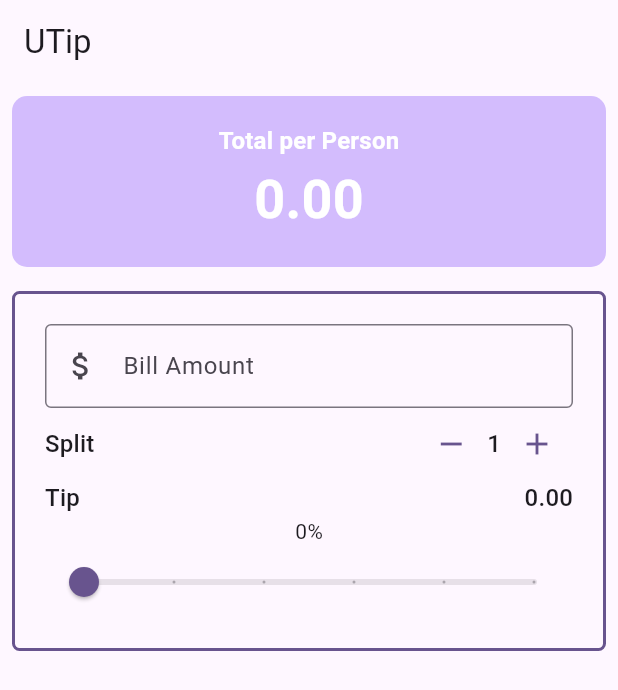
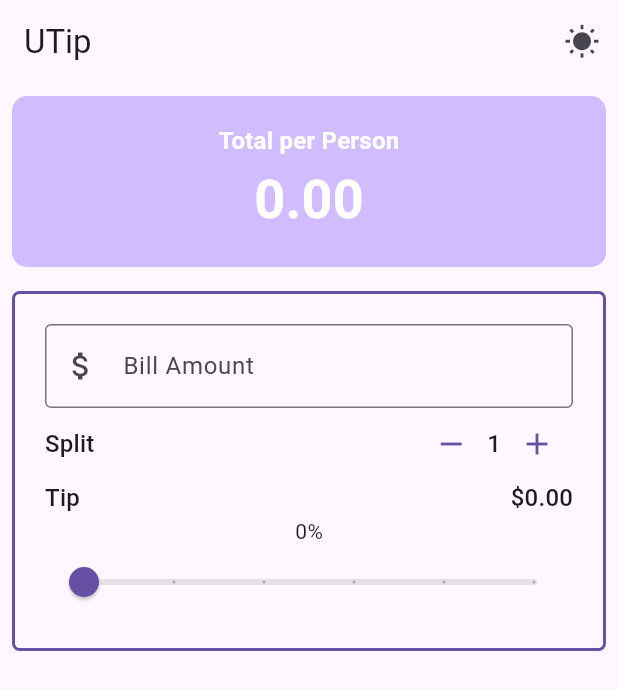
Before and after one commit to Tebogo3/utip, a Flutter app: the screen it shows after launch, on a phone screen of 412 x 824 dp. Shown: the top 690 px of the screen. Run offline on Flutter 3.47's test engine with Material 3 defaults, Android fonts, the phone set to English and light mode, and no system bars.

Commit message:
Providers

```diff
--- a/lib/main.dart
+++ b/lib/main.dart
@@ -1,27 +1,37 @@
 import 'package:flutter/material.dart';
+import 'package:provider/provider.dart';
+import 'package:utip/providers/ThemProvider.dart';
+import 'package:utip/providers/TipCalculatorModel.dart';
 import 'package:utip/widgets/bill_amount_field.dart';
 import 'package:utip/widgets/person_counter.dart';
 import 'package:utip/widgets/tip_row.dart';
 import 'package:utip/widgets/tip_slider.dart';
+import 'package:utip/widgets/toggle_theme_button.dart';
 import 'package:utip/widgets/total_per_person.dart';
 
 void main() {
-  runApp(const UIipApp());
+  runApp(
+    MultiProvider(providers: [
+      ChangeNotifierProvider(create: (context) => TipCalculatorModel()),
+      ChangeNotifierProvider(create: (context) => ThemeProvider())
+    ], child: const UIipApp()),
+  );
 }
 
 class UIipApp extends StatelessWidget {
   const UIipApp({super.key});
 
-  // This widget is the root of your application.
+  // This widget is the root of the application.
   @override
   Widget build(BuildContext context) {
-    print(context.widget);
+    final themeProvider = Provider.of<ThemeProvider>(context);
     return MaterialApp(
       title: 'UTip App',
-      theme: ThemeData(
-        colorScheme: ColorScheme.fromSeed(seedColor: Colors.deepPurple),
-        useMaterial3: true,
-      ),
+      theme: themeProvider.currentTheme,
+      // theme: ThemeData(
+      //   colorScheme: ColorScheme.fromSeed(seedColor: Colors.deepPurple),
+      //   useMaterial3: true,
+      // ),
       home: const UIip(),
     );
   }
@@ -37,57 +47,32 @@ class UIip extends StatefulWidget {
 }
 
 class _UIipState extends State<UIip> {
-  int _personCount = 1;
-
-  double _tipPercentage = 0.0;
-  double _billTotal = 0.0;
-
-  double totalPerson() {
-    return ((_billTotal * _tipPercentage) + (_billTotal)) / _personCount;
-  }
-
-  double totalTip() {
-    return ((_billTotal * _tipPercentage));
-  }
-
-  //Methods
-
-  void increment() {
-    setState(() {
-      _personCount = _personCount + 1;
-    });
-  }
-
-  void decrement() {
-    setState(() {
-      if (_personCount > 1) {
-        _personCount = _personCount - 1;
-      }
-    });
-  }
-
   @override
   Widget build(BuildContext context) {
     var theme = Theme.of(context);
-    double total = totalPerson();
-    double totalT = totalTip();
+    final model = Provider.of<TipCalculatorModel>(context);
+    final themeProvider = Provider.of<ThemeProvider>(context);
+
     //Add style
     final style = theme.textTheme.titleMedium!.copyWith(
         color: theme.colorScheme.onPrimary, fontWeight: FontWeight.bold);
+
     return Scaffold(
       appBar: AppBar(
-        title: const Text('UTip'),
-      ),
+          title: const Text('UTip'),
+          //actions - is a list of widgets
+          actions: [ToggleThemeButton(themeProvider: themeProvider)]),
       body: Column(
         crossAxisAlignment: CrossAxisAlignment.stretch,
         children: [
-          TotalPerPerson(theme: theme, style: style, total: total),
+          TotalPerPerson(
+              theme: theme, style: style, total: model.totalPerPerson),
           //Form
 
           Padding(
             padding: const EdgeInsets.all(8.0),
             child: Container(
-              padding: EdgeInsets.all(20),
+              padding: const EdgeInsets.all(20),
               decoration: BoxDecoration(
                   borderRadius: BorderRadius.circular(5),
                   border:
@@ -95,31 +80,37 @@ class _UIipState extends State<UIip> {
               child: Column(
                 children: [
                   BillAmountField(
-                    billAmount: _billTotal.toString(),
-                    onChanged: (String value) {
-                      setState(() {
-                        _billTotal = double.parse(value);
-                      });
+                    billAmount: model.billTotal.toString(),
+                    onChanged: (value) {
+                      model.updateBillTotal(double.parse(value));
                     },
                   ),
                   //Split Bill area
                   PersonCounter(
                     theme: theme,
-                    personCount: _personCount,
-                    onDecrement: decrement,
-                    onIncrement: increment,
+                    personCount: model.personCount,
+                    onDecrement: () {
+                      if (model.personCount > 1) {
+                        model.updatePersonCount(model.personCount - 1);
+                      }
+                    },
+                    onIncrement: () {
+                      model.updatePersonCount(model.personCount + 1);
+                    },
                   ),
                   //== Tip Section ==
-                  TipRow(theme: theme, totalT: totalT),
+                  TipRow(
+                    theme: theme,
+                    totalT: model.billTotal,
+                    percentage: model.tipPercentage,
+                  ),
                   //Slider Text
-                  Text("${(_tipPercentage * 100).round()}%"),
+                  Text("${(model.tipPercentage * 100).round()}%"),
                   //Slider
                   TipSlider(
-                    tipPercentage: _tipPercentage,
+                    tipPercentage: model.tipPercentage,
                     onChanged: (double value) {
-                      setState(() {
-                        _tipPercentage = value;
-                      });
+                      model.updateTipPercentage(value);
                     },
                   )
                 ],
--- /dev/null
+++ b/lib/providers/ThemProvider.dart
@@ -0,0 +1,21 @@
+import 'package:flutter/material.dart';
+
+class ThemeProvider with ChangeNotifier {
+  //private instance or field
+  bool _isDarkMode = false;
+
+  //getters
+
+  bool get isDarkMode => _isDarkMode;
+
+  //Methods to toggle between light and dark mode
+  void toggleTheme() {
+    _isDarkMode = !_isDarkMode;
+    notifyListeners();
+  }
+
+  //get current theme mode
+  ThemeData get currentTheme {
+    return _isDarkMode ? ThemeData.dark() : ThemeData.light();
+  }
+}
--- /dev/null
+++ b/lib/providers/TipCalculatorModel.dart
@@ -0,0 +1,32 @@
+// ignore: file_names
+import 'package:flutter/material.dart';
+
+class TipCalculatorModel with ChangeNotifier {
+  int _personCount = 1;
+  double _tipPercentage = 0.0;
+  double _billTotal = 0.0;
+
+//Getters to retrieve the current state
+
+  double get billTotal => _billTotal;
+  double get tipPercentage => _tipPercentage;
+  int get personCount => _personCount;
+
+  void updateBillTotal(double billTotal) {
+    _billTotal = billTotal;
+    notifyListeners();
+  }
+
+  void updateTipPercentage(double tipPercentage) {
+    _tipPercentage = tipPercentage;
+    notifyListeners();
+  }
+
+  void updatePersonCount(int personCount) {
+    _personCount = personCount;
+    notifyListeners();
+  }
+
+  double get totalPerPerson =>
+      ((_billTotal * _tipPercentage) + (_billTotal)) / _personCount;
+}
--- a/lib/widgets/bill_amount_field.dart
+++ b/lib/widgets/bill_amount_field.dart
@@ -17,7 +17,7 @@ class BillAmountField extends StatelessWidget {
           prefixIcon: Icon(Icons.attach_money),
           labelText: 'Bill Amount'),
       keyboardType: TextInputType.number,
-      onChanged: (String value) {
+      onChanged: (value) {
         onChanged(value);
       },
     );
--- a/lib/widgets/tip_row.dart
+++ b/lib/widgets/tip_row.dart
@@ -5,10 +5,12 @@ class TipRow extends StatelessWidget {
     super.key,
     required this.theme,
     required this.totalT,
+    required this.percentage,
   });
 
   final ThemeData theme;
   final double totalT;
+  final double percentage;
 
   @override
   Widget build(BuildContext context) {
@@ -16,7 +18,8 @@ class TipRow extends StatelessWidget {
       mainAxisAlignment: MainAxisAlignment.spaceBetween,
       children: [
         Text("Tip", style: theme.textTheme.titleMedium),
-        Text("${totalT.toStringAsFixed(2)}", style: theme.textTheme.titleMedium)
+        Text("\$${((totalT * percentage).toStringAsFixed(2))}",
+            style: theme.textTheme.titleMedium)
       ],
     );
   }
--- /dev/null
+++ b/lib/widgets/toggle_theme_button.dart
@@ -0,0 +1,20 @@
+import 'package:flutter/material.dart';
+import 'package:utip/providers/ThemProvider.dart';
+
+class ToggleThemeButton extends StatelessWidget {
+  const ToggleThemeButton({
+    super.key,
+    required this.themeProvider,
+  });
+
+  final ThemeProvider themeProvider;
+
+  @override
+  Widget build(BuildContext context) {
+    return IconButton(
+        onPressed: () => themeProvider.toggleTheme(),
+        icon: !themeProvider.isDarkMode
+            ? Icon(Icons.wb_sunny)
+            : Icon(Icons.nightlight_round));
+  }
+}
--- a/pubspec.yaml
+++ b/pubspec.yaml
@@ -35,6 +35,7 @@ dependencies:
   # The following adds the Cupertino Icons font to your application.
   # Use with the CupertinoIcons class for iOS style icons.
   cupertino_icons: ^1.0.6
+  provider: ^6.1.2
 
 dev_dependencies:
   flutter_test:
```
Also changed, not shown: pubspec.lock.
